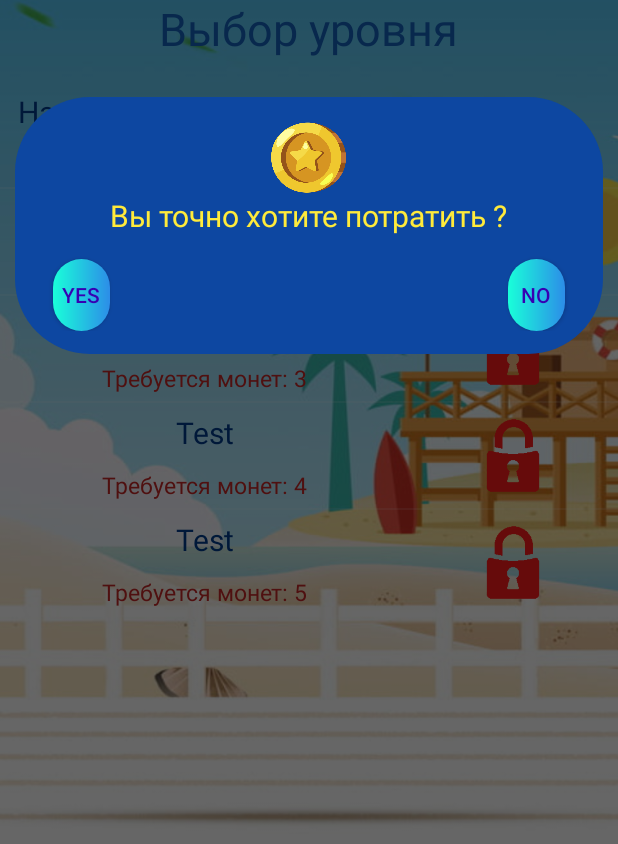
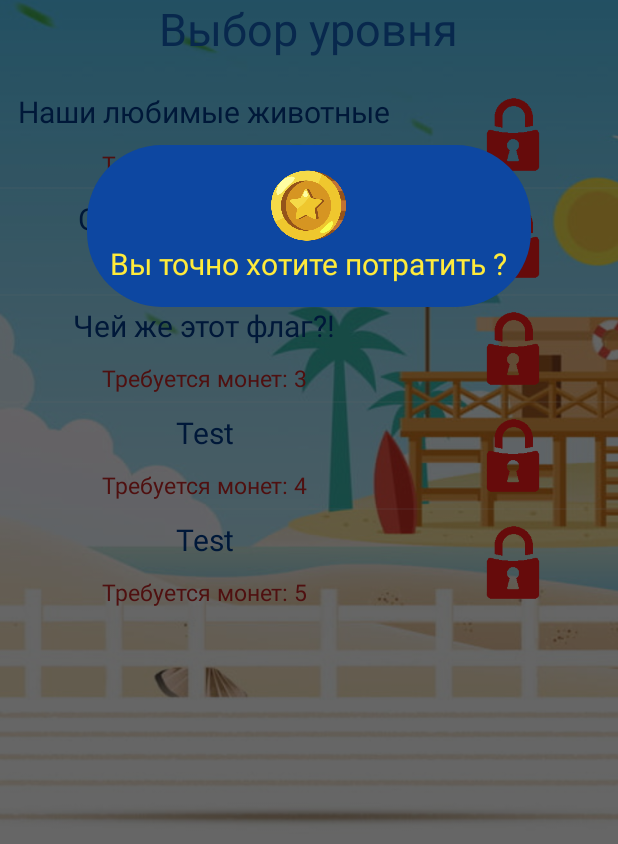
Before and after one commit to Policarp-wq/Quiz, an Android app: the LevelTypes screen opened directly, with no data from a screen before it, after a tap on "Наши любимые животные", on a phone screen of 412 x 824 dp, the part 392-1236 px from its top. Run offline under Robolectric (Android 15) with nearby library versions, the phone set to English and light mode, and no system bars; 4 statements that could not run were skipped.

Commit message:
Quiz game

```diff
--- a/app/src/main/res/layout/preview_dialog_window.xml
+++ b/app/src/main/res/layout/preview_dialog_window.xml
@@ -30,32 +30,7 @@
             android:textSize="20sp"
             android:textColor="@color/golden">
         </TextView>
-        <Button
-            android:id="@+id/yes"
-            android:layout_width="300dp"
-            android:layout_height="wrap_content"
-            android:layout_toLeftOf="@id/dialog_txt"
-            android:layout_below="@id/dialog_txt"
-            android:layout_marginTop="15dp"
 
-            android:text="YES"
-            android:background="@drawable/custom_button"
-            android:textColor="@color/purple_700"
-            android:layout_marginLeft="10dp">
-        </Button>
-        <Button
-            android:id="@+id/no"
-            android:layout_width="300dp"
-            android:layout_height="wrap_content"
-            android:layout_toRightOf="@id/dialog_txt"
-            android:layout_below="@id/dialog_txt"
-            android:layout_marginTop="15dp"
-
-            android:text="NO"
-            android:background="@drawable/custom_button"
-            android:textColor="@color/purple_700"
-            android:layout_marginRight="10dp">
-        </Button>
 
 
     </RelativeLayout>
```
